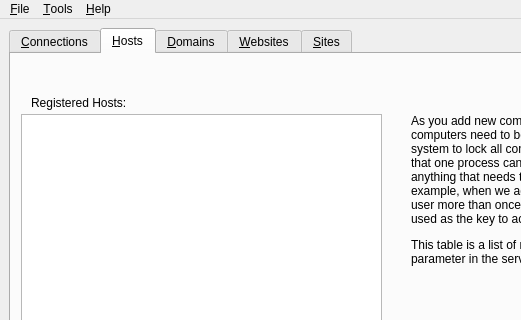
Qt form snapwebsites/snap-manager/snap-manager-mainwindow.ui (m2osw/snapcpp) before a commit; both pictures show x 0 to 521 and y 0 to 320 of the 800 by 600 pixel window.
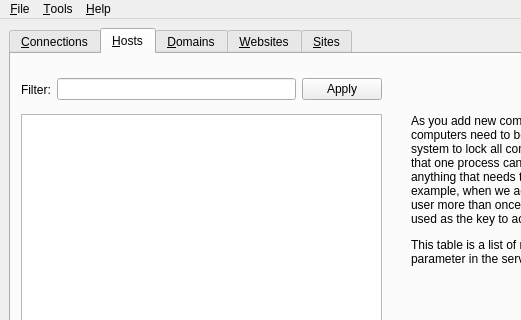
The same form after that commit.

Commit message: Fixed the list of hosts. Now it properly shows the list of host names instead of the rows. Fixed a few things in regard to the list selection, it gets cleared in more cases as it ought to be.

```diff
--- a/snapwebsites/snap-manager/snap-manager-mainwindow.ui
+++ b/snapwebsites/snap-manager/snap-manager-mainwindow.ui
@@ -207,19 +207,6 @@
          </rect>
         </property>
        </widget>
-       <widget class="QLabel" name="label_14">
-        <property name="geometry">
-         <rect>
-          <x>20</x>
-          <y>40</y>
-          <width>311</width>
-          <height>17</height>
-         </rect>
-        </property>
-        <property name="text">
-         <string>Registered Hosts:</string>
-        </property>
-       </widget>
        <widget class="QWidget" name="layoutWidget">
         <property name="geometry">
          <rect>
@@ -316,6 +303,39 @@
          <bool>true</bool>
         </property>
        </widget>
+       <widget class="QWidget" name="horizontalLayoutWidget_2">
+        <property name="geometry">
+         <rect>
+          <x>10</x>
+          <y>20</y>
+          <width>361</width>
+          <height>31</height>
+         </rect>
+        </property>
+        <layout class="QHBoxLayout" name="horizontalLayout_11">
+         <item>
+          <widget class="QLabel" name="label_17">
+           <property name="text">
+            <string>Filter:</string>
+           </property>
+          </widget>
+         </item>
+         <item>
+          <widget class="QLineEdit" name="hostFilterString">
+           <property name="toolTip">
+            <string>&lt;html&gt;&lt;head/&gt;&lt;body&gt;&lt;p&gt;The filter allows you to limit the list of domains to a set that start with the given text. Only the beginning of the word is used. This filter requires a valid domain index.&lt;/p&gt;&lt;/body&gt;&lt;/html&gt;</string>
+           </property>
+          </widget>
+         </item>
+         <item>
+          <widget class="QPushButton" name="hostFilter">
+           <property name="text">
+            <string>Apply</string>
+           </property>
+          </widget>
+         </item>
+        </layout>
+       </widget>
       </widget>
       <widget class="QWidget" name="tab_domains">
        <attribute name="title">
```
The commit also changes 2 other files.
